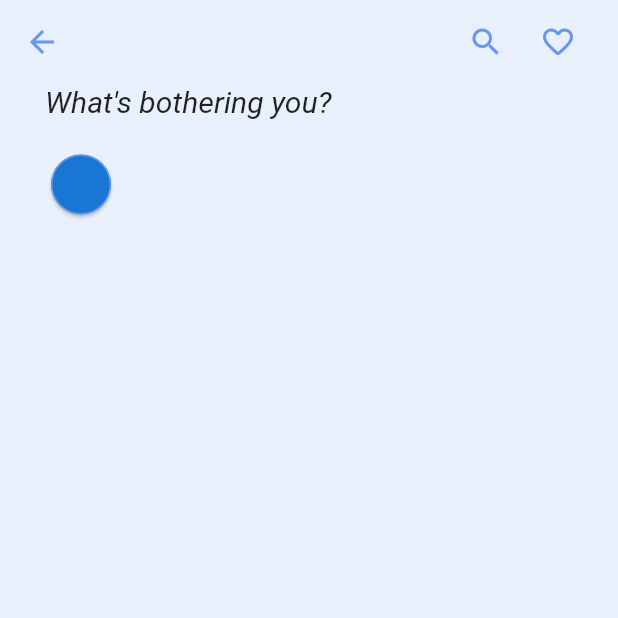
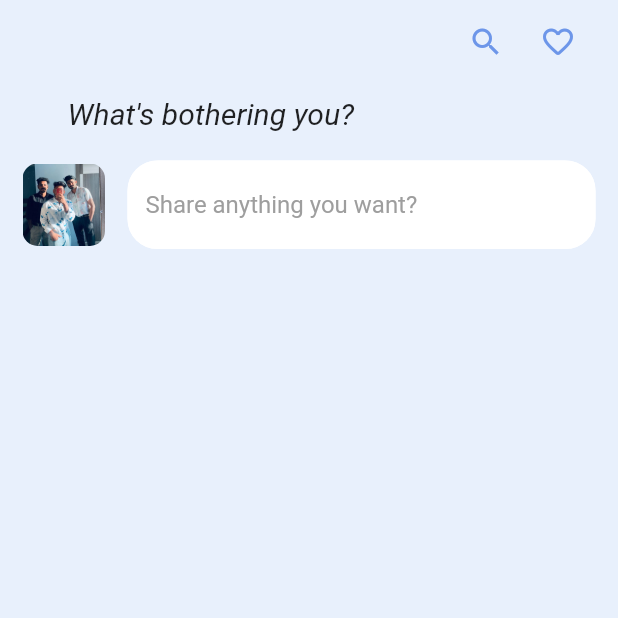
Before and after one commit to adarshkvinod/SAAT, a Flutter app: the HomePage screen opened directly, on a phone screen of 412 x 824 dp, the top half of it. Run offline on Flutter 3.47's test engine with Material 2 defaults, Android fonts, the light colour scheme and no system bars; our stand-ins replace firebase_core, get; missing offline and left inert: jumping_dot; accounts and stored records are empty.

Commit message:
Home_page

```diff
--- a/lib/main.dart
+++ b/lib/main.dart
@@ -3,8 +3,6 @@ import 'package:flutter/material.dart';
 import 'package:get/get.dart';
 import 'package:saat/config/color.dart';
 import 'package:saat/screen/home_page.dart';
-import 'package:saat/screen/login_page.dart';
-import 'package:saat/screen/signup_page.dart';
 import 'package:saat/screen/splash_screen.dart';
 
 import 'firebase_options.dart';
@@ -24,7 +22,7 @@ class MyApp extends StatelessWidget {
   Widget build(BuildContext context) {
     return GetMaterialApp(
       debugShowCheckedModeBanner: false,
-      home: const SplashScreen(),
+      home: const HomePage(),
       theme: ThemeData(
         scaffoldBackgroundColor: white,
         appBarTheme: const AppBarTheme(
@@ -35,7 +33,7 @@ class MyApp extends StatelessWidget {
         ),
         elevatedButtonTheme: ElevatedButtonThemeData(
             style: ElevatedButton.styleFrom(
-              textStyle: TextStyle(
+              textStyle: const TextStyle(
                 fontSize: 20,
                 fontWeight: FontWeight.bold
               ),
--- a/lib/screen/home_page.dart
+++ b/lib/screen/home_page.dart
@@ -11,7 +11,8 @@ class HomePage extends StatefulWidget {
 class _HomePageState extends State<HomePage> {
   @override
   Widget build(BuildContext context) {
-    return Scaffold(
+    return SafeArea(
+      child: Scaffold(
         appBar: AppBar(
           centerTitle: true,
           title: SingleChildScrollView(
@@ -23,7 +24,9 @@ class _HomePageState extends State<HomePage> {
             ]),
           ),
         ),
-      body: Column(children: [
+        body: Padding(
+          padding: const EdgeInsets.fromLTRB(15, 8, 15, 0),
+          child: Column(children: [
             Row(
               mainAxisAlignment: MainAxisAlignment.start,
               children: const [
@@ -40,25 +43,31 @@ class _HomePageState extends State<HomePage> {
               height: 20,
             ),
             Row(
-          mainAxisAlignment: MainAxisAlignment.start,
               children: [
+                Container(
+                  decoration: const BoxDecoration(
+                      image: DecorationImage(
+                          image: AssetImage(
+                              "assets/images/adarsh.jpg")), //fetch the user's profile picture here.
+                      borderRadius: BorderRadius.all(Radius.circular(10))),
+                  height: 55.0,
+                  width: 55.0,
+                ),
                 const SizedBox(
-              width: 30,
+                  width: 15,
                 ),
-            Card(
-              // const OvalBorder(side: BorderSide(color: black)),
-              child: Column(
-                children: const [
-                  CircleAvatar(
-                    radius: 20,
+                Expanded(
+                  child: TextFormField(
+                    decoration: const InputDecoration(
+                        hintText: "Share anything you want?", //store the text
+                        hintStyle: TextStyle(color: Colors.grey)),
+                  ),
                 )
-                ],
-              ),
-            ),
-
               ],
             )
           ]),
+        ),
+      ),
     );
   }
 }
--- a/pubspec.yaml
+++ b/pubspec.yaml
@@ -37,7 +37,6 @@ dependencies:
   cupertino_icons: ^1.0.2
   get: ^4.6.5
   jumping_dot: ^0.0.6
-
   curved_navigation_bar: ^1.0.3
   firebase_core: ^2.10.0
 
@@ -68,6 +67,7 @@ flutter:
      - assets/images/SaatName.png
      - assets/images/google_icon.png
      - assets/images/SaatLogo.png
+     - assets/images/adarsh.jpg
 
   # An image asset can refer to one or more resolution-specific "variants", see
   # https://flutter.dev/assets-and-images/#resolution-aware
```
Also changed, not shown: assets/images/adarsh.jpg (added). Lines whose indentation alone changed are shown as unchanged.
